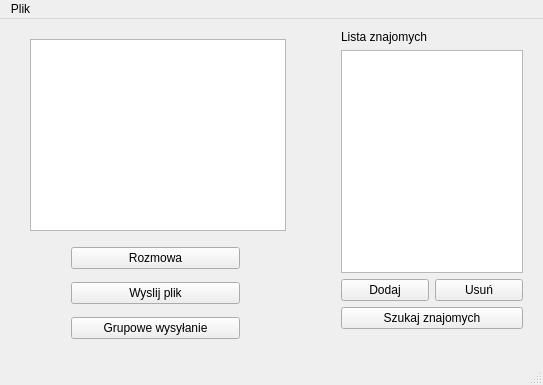
The window that TIN-klient/mainwindow.ui (quetz05/tin) describes before a commit, drawn with Qt 5.
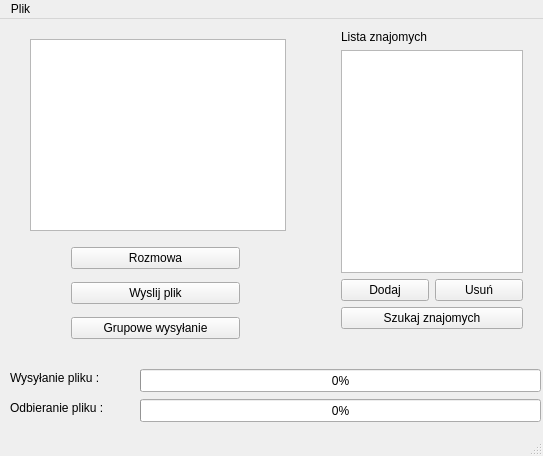
The same window after the commit.

```diff
--- a/TIN-klient/mainwindow.ui
+++ b/TIN-klient/mainwindow.ui
@@ -7,7 +7,7 @@
     <x>0</x>
     <y>0</y>
     <width>543</width>
-    <height>385</height>
+    <height>456</height>
    </rect>
   </property>
   <property name="windowTitle">
@@ -107,6 +107,58 @@
      <bool>false</bool>
     </property>
    </widget>
+   <widget class="QProgressBar" name="progresWysyl">
+    <property name="geometry">
+     <rect>
+      <x>140</x>
+      <y>350</y>
+      <width>401</width>
+      <height>23</height>
+     </rect>
+    </property>
+    <property name="value">
+     <number>0</number>
+    </property>
+   </widget>
+   <widget class="QLabel" name="label">
+    <property name="geometry">
+     <rect>
+      <x>10</x>
+      <y>350</y>
+      <width>121</width>
+      <height>17</height>
+     </rect>
+    </property>
+    <property name="text">
+     <string>Wysyłanie pliku :</string>
+    </property>
+   </widget>
+   <widget class="QLabel" name="label_2">
+    <property name="geometry">
+     <rect>
+      <x>10</x>
+      <y>380</y>
+      <width>121</width>
+      <height>17</height>
+     </rect>
+    </property>
+    <property name="text">
+     <string>Odbieranie pliku :</string>
+    </property>
+   </widget>
+   <widget class="QProgressBar" name="progresOdbior">
+    <property name="geometry">
+     <rect>
+      <x>140</x>
+      <y>380</y>
+      <width>401</width>
+      <height>23</height>
+     </rect>
+    </property>
+    <property name="value">
+     <number>0</number>
+    </property>
+   </widget>
   </widget>
   <widget class="QMenuBar" name="menuBar">
    <property name="geometry">
```
Left out of the diff: 2 changed lines with no effect on the pictures.
